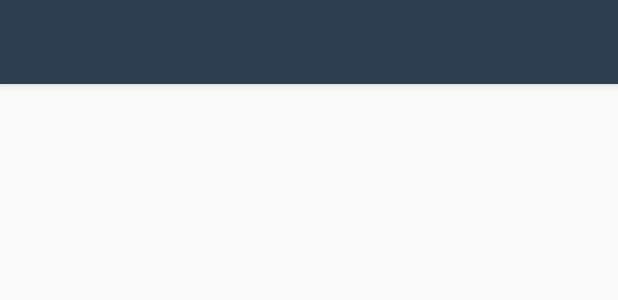
After one commit to nyumon/jempol, an Android app: the layout activity_newpost.xml on its own in the app's theme, with its tools: preview values and no code run, on a phone screen of 412 x 824 dp. The commit adds this screen. Shown: the top 300 px of the screen. Run offline under Robolectric (Android 15) with nearby library versions, the phone set to English and light mode, and no system bars.

Commit message:
Create New Post Activity

```diff
--- /dev/null
+++ b/app/src/main/res/layout/activity_newpost.xml
@@ -0,0 +1,20 @@
+<android.support.design.widget.CoordinatorLayout xmlns:android="http://schemas.android.com/apk/res/android"
+    xmlns:app="http://schemas.android.com/apk/res-auto"
+    android:layout_width="match_parent"
+    android:layout_height="match_parent">
+
+    <android.support.design.widget.AppBarLayout
+        android:layout_width="match_parent"
+        android:layout_height="wrap_content"
+        android:theme="@style/ThemeOverlay.AppCompat.Dark.ActionBar">
+
+        <android.support.v7.widget.Toolbar
+            android:id="@+id/toolbar"
+            android:layout_width="match_parent"
+            android:layout_height="?attr/actionBarSize"
+            android:background="?attr/colorPrimary"
+            app:layout_scrollFlags="scroll|enterAlways"
+            app:popupTheme="@style/ThemeOverlay.AppCompat.Light" />
+    </android.support.design.widget.AppBarLayout>
+
+</android.support.design.widget.CoordinatorLayout>
--- a/app/src/main/res/layout/fragment_main.xml
+++ b/app/src/main/res/layout/fragment_main.xml
@@ -36,7 +36,8 @@
             android:layout_gravity="bottom|end"
             android:layout_marginBottom="80sp"
             android:layout_marginRight="20sp"
-            android:src="@drawable/write" />
+            android:src="@drawable/write"
+            android:onClick="NewPost"/>
 
     </android.support.design.widget.CoordinatorLayout>
 
```
Also changed, not shown: app/src/main/AndroidManifest.xml (+4 -7 lines), app/src/main/java/com/nyumon/jempol/MainActivity.java (+5 -11 lines), app/src/main/java/com/nyumon/jempol/NewPostActivity.java (added, +13 -0 lines).
